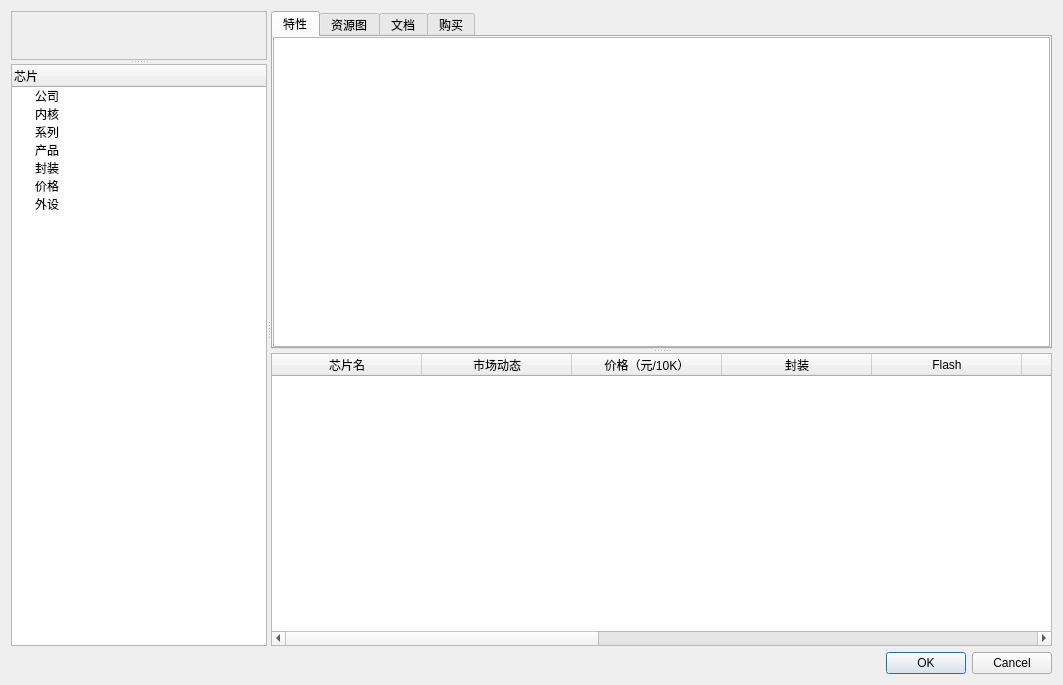
Above: src/ChmcuInit/dialog_choose_mcu.ui from xqyjlj/ChmcuInit before the change. Below: the same form after it.
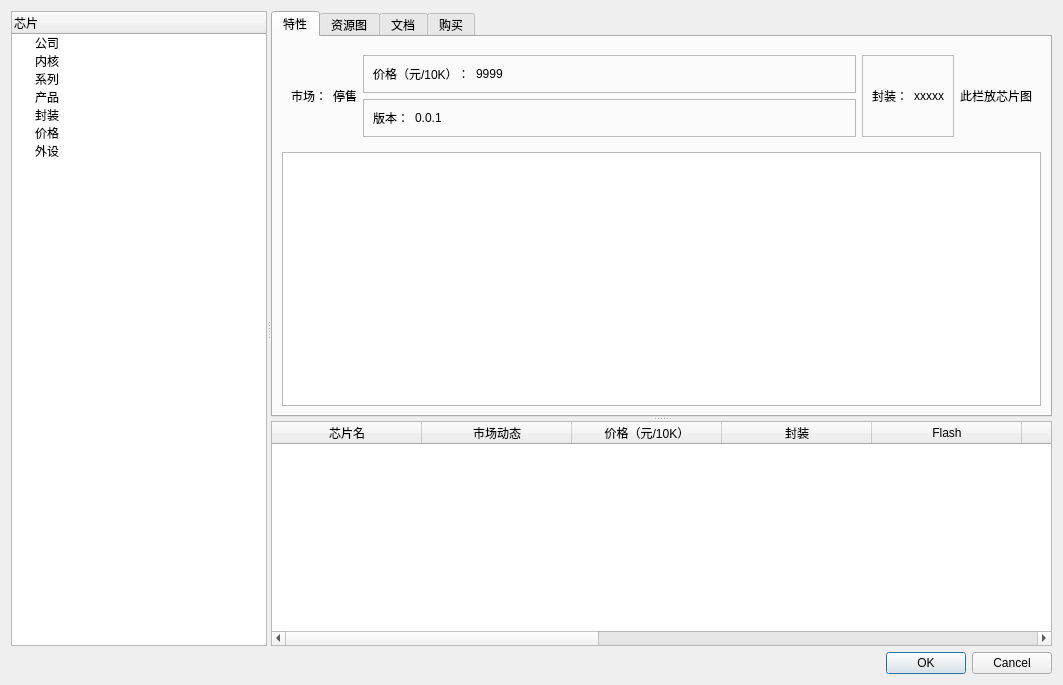
That is the form after the change. Custom widgets are drawn as their Qt base class.

Commit message: 完善了芯片选型界面

The edit to the form file:
```diff
--- a/src/ChmcuInit/dialog_choose_mcu.ui
+++ b/src/ChmcuInit/dialog_choose_mcu.ui
@@ -19,82 +19,10 @@
      <property name="orientation">
       <enum>Qt::Horizontal</enum>
      </property>
-     <property name="childrenCollapsible">
-      <bool>false</bool>
-     </property>
-     <widget class="QSplitter" name="splitter_3">
-      <property name="sizePolicy">
-       <sizepolicy hsizetype="Preferred" vsizetype="Expanding">
-        <horstretch>1</horstretch>
-        <verstretch>0</verstretch>
-       </sizepolicy>
-      </property>
-      <property name="orientation">
-       <enum>Qt::Vertical</enum>
-      </property>
-      <property name="childrenCollapsible">
-       <bool>false</bool>
-      </property>
-      <widget class="QFrame" name="frame">
-       <property name="sizePolicy">
-        <sizepolicy hsizetype="Preferred" vsizetype="Maximum">
-         <horstretch>0</horstretch>
-         <verstretch>0</verstretch>
-        </sizepolicy>
-       </property>
-       <property name="frameShape">
-        <enum>QFrame::StyledPanel</enum>
-       </property>
-       <property name="frameShadow">
-        <enum>QFrame::Raised</enum>
-       </property>
-       <layout class="QGridLayout" name="gridLayout_3">
-        <property name="leftMargin">
-         <number>0</number>
-        </property>
-        <property name="topMargin">
-         <number>0</number>
-        </property>
-        <property name="rightMargin">
-         <number>0</number>
-        </property>
-        <property name="bottomMargin">
-         <number>0</number>
-        </property>
-        <item row="0" column="0">
-         <widget class="QLabel" name="label">
-          <property name="sizePolicy">
-           <sizepolicy hsizetype="Preferred" vsizetype="Expanding">
-            <horstretch>0</horstretch>
-            <verstretch>0</verstretch>
-           </sizepolicy>
-          </property>
-          <property name="sizeIncrement">
-           <size>
-            <width>0</width>
-            <height>0</height>
-           </size>
-          </property>
-          <property name="baseSize">
-           <size>
-            <width>0</width>
-            <height>0</height>
-           </size>
-          </property>
-          <property name="text">
-           <string/>
-          </property>
-          <property name="scaledContents">
-           <bool>true</bool>
-          </property>
-         </widget>
-        </item>
-       </layout>
-      </widget>
       <widget class="CTreewidget_choose_mcu_board" name="treeWidget">
        <property name="sizePolicy">
         <sizepolicy hsizetype="Minimum" vsizetype="Minimum">
-         <horstretch>0</horstretch>
+        <horstretch>1</horstretch>
          <verstretch>0</verstretch>
         </sizepolicy>
        </property>
@@ -145,7 +73,6 @@
         </property>
        </item>
       </widget>
-     </widget>
      <widget class="QSplitter" name="splitter_2">
       <property name="sizePolicy">
        <sizepolicy hsizetype="Preferred" vsizetype="Expanding">
@@ -167,21 +94,188 @@
         <attribute name="title">
          <string>特性</string>
         </attribute>
+        <layout class="QGridLayout" name="gridLayout_7">
+         <item row="0" column="0">
+          <widget class="QFrame" name="frame_2">
+           <property name="frameShape">
+            <enum>QFrame::NoFrame</enum>
+           </property>
+           <property name="frameShadow">
+            <enum>QFrame::Raised</enum>
+           </property>
+           <layout class="QGridLayout" name="gridLayout_6">
+            <item row="2" column="2">
+             <widget class="QFrame" name="frame_4">
+              <property name="sizePolicy">
+               <sizepolicy hsizetype="Expanding" vsizetype="Preferred">
+                <horstretch>0</horstretch>
+                <verstretch>0</verstretch>
+               </sizepolicy>
+              </property>
+              <property name="frameShape">
+               <enum>QFrame::StyledPanel</enum>
+              </property>
+              <property name="frameShadow">
+               <enum>QFrame::Raised</enum>
+              </property>
+              <layout class="QGridLayout" name="gridLayout_4">
+               <item row="0" column="0">
+                <widget class="QLabel" name="label_6">
+                 <property name="text">
+                  <string>版本：</string>
+                 </property>
+                </widget>
+               </item>
+               <item row="0" column="1">
+                <widget class="QLabel" name="label_7">
+                 <property name="sizePolicy">
+                  <sizepolicy hsizetype="Expanding" vsizetype="Preferred">
+                   <horstretch>0</horstretch>
+                   <verstretch>0</verstretch>
+                  </sizepolicy>
+                 </property>
+                 <property name="text">
+                  <string>0.0.1</string>
+                 </property>
+                </widget>
+               </item>
+              </layout>
+             </widget>
+            </item>
+            <item row="0" column="3" rowspan="3">
+             <widget class="QFrame" name="frame_5">
+              <property name="sizePolicy">
+               <sizepolicy hsizetype="Minimum" vsizetype="Preferred">
+                <horstretch>0</horstretch>
+                <verstretch>0</verstretch>
+               </sizepolicy>
+              </property>
+              <property name="frameShape">
+               <enum>QFrame::StyledPanel</enum>
+              </property>
+              <property name="frameShadow">
+               <enum>QFrame::Raised</enum>
+              </property>
+              <layout class="QGridLayout" name="gridLayout_5">
+               <item row="0" column="0">
+                <widget class="QLabel" name="label_8">
+                 <property name="text">
+                  <string>封装：</string>
+                 </property>
+                </widget>
+               </item>
+               <item row="0" column="1">
+                <widget class="QLabel" name="label_9">
+                 <property name="text">
+                  <string>xxxxx</string>
+                 </property>
+                </widget>
+               </item>
+              </layout>
+             </widget>
+            </item>
+            <item row="0" column="2" rowspan="2">
+             <widget class="QFrame" name="frame_3">
+              <property name="sizePolicy">
+               <sizepolicy hsizetype="Expanding" vsizetype="Preferred">
+                <horstretch>0</horstretch>
+                <verstretch>0</verstretch>
+               </sizepolicy>
+              </property>
+              <property name="frameShape">
+               <enum>QFrame::StyledPanel</enum>
+              </property>
+              <property name="frameShadow">
+               <enum>QFrame::Raised</enum>
+              </property>
         <layout class="QGridLayout" name="gridLayout_2">
-         <property name="leftMargin">
-          <number>0</number>
-         </property>
-         <property name="topMargin">
-          <number>0</number>
-         </property>
-         <property name="rightMargin">
-          <number>0</number>
-         </property>
-         <property name="bottomMargin">
-          <number>0</number>
-         </property>
          <item row="0" column="0">
+                <widget class="QLabel" name="label_4">
+                 <property name="text">
+                  <string>价格（元/10K）：</string>
+                 </property>
+                </widget>
+               </item>
+               <item row="0" column="1">
+                <widget class="QLabel" name="label_5">
+                 <property name="sizePolicy">
+                  <sizepolicy hsizetype="Expanding" vsizetype="Preferred">
+                   <horstretch>0</horstretch>
+                   <verstretch>0</verstretch>
+                  </sizepolicy>
+                 </property>
+                 <property name="text">
+                  <string>9999</string>
+                 </property>
+                </widget>
+               </item>
+              </layout>
+             </widget>
+            </item>
+            <item row="0" column="1" rowspan="3">
+             <widget class="QLabel" name="label_3">
+              <property name="sizePolicy">
+               <sizepolicy hsizetype="Minimum" vsizetype="Preferred">
+                <horstretch>0</horstretch>
+                <verstretch>0</verstretch>
+               </sizepolicy>
+              </property>
+              <property name="text">
+               <string>停售</string>
+              </property>
+             </widget>
+            </item>
+            <item row="0" column="0" rowspan="3">
+             <widget class="QLabel" name="label_2">
+              <property name="sizePolicy">
+               <sizepolicy hsizetype="Minimum" vsizetype="Preferred">
+                <horstretch>0</horstretch>
+                <verstretch>0</verstretch>
+               </sizepolicy>
+              </property>
+              <property name="text">
+               <string>市场：</string>
+              </property>
+             </widget>
+            </item>
+            <item row="0" column="4" rowspan="3">
+             <widget class="QLabel" name="label">
+              <property name="sizePolicy">
+               <sizepolicy hsizetype="Preferred" vsizetype="Expanding">
+                <horstretch>0</horstretch>
+                <verstretch>0</verstretch>
+               </sizepolicy>
+              </property>
+              <property name="sizeIncrement">
+               <size>
+                <width>0</width>
+                <height>0</height>
+               </size>
+              </property>
+              <property name="baseSize">
+               <size>
+                <width>0</width>
+                <height>0</height>
+               </size>
+              </property>
+              <property name="text">
+               <string>此栏放芯片图</string>
+              </property>
+              <property name="scaledContents">
+               <bool>true</bool>
+              </property>
+             </widget>
+            </item>
+           </layout>
+          </widget>
+         </item>
+         <item row="1" column="0">
           <widget class="QTextBrowser" name="textBrowser">
+           <property name="font">
+            <font>
+             <family>JetBrains Mono</family>
+            </font>
+           </property>
            <property name="openExternalLinks">
             <bool>true</bool>
            </property>
```
Left out of the diff: 22 changed lines with no effect on the pictures. Lines whose indentation alone changed are shown as unchanged. The commit also changes 11 other files.
